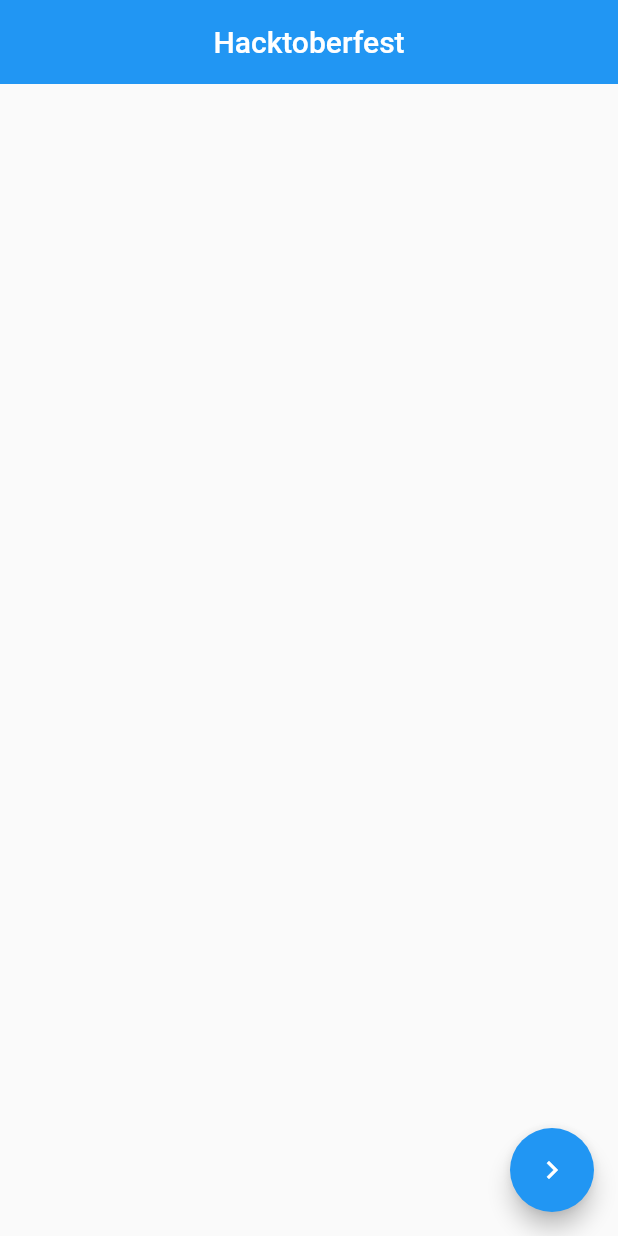
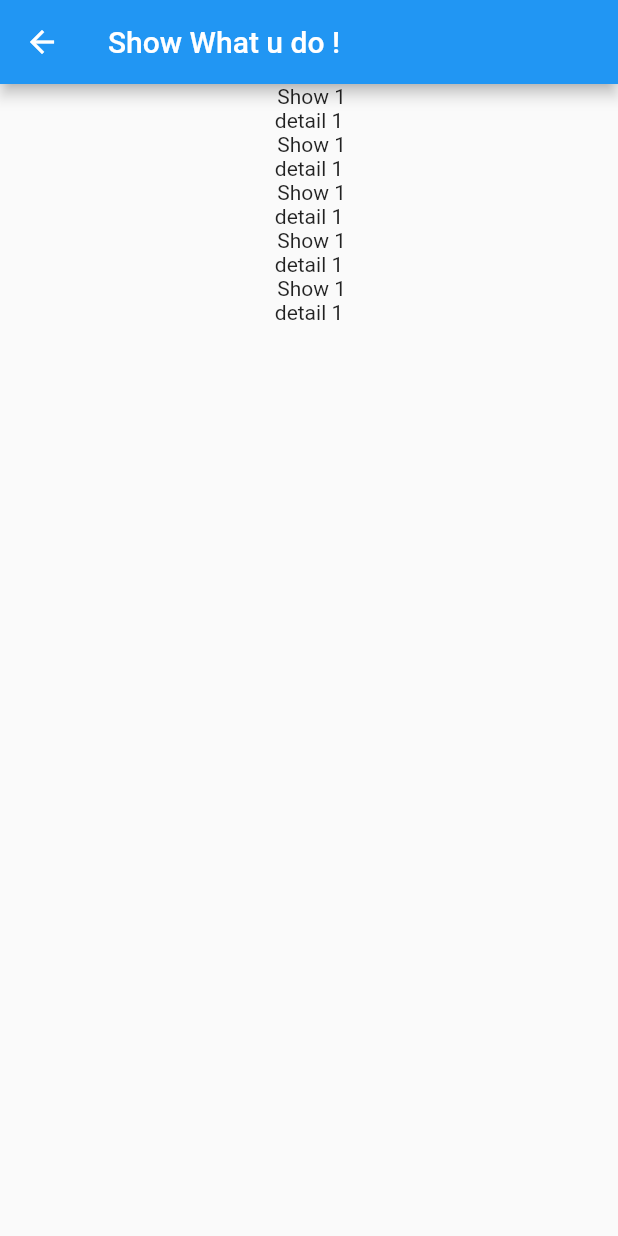
Before and after one commit to KalimaPz/flutter-ui-hacktoberfest, a Flutter app: the screen it shows after launch, after a tap on the "navigate next" icon, on a phone screen of 412 x 824 dp. Run offline on Flutter 3.47's test engine with Material 2 defaults, Android fonts, the phone set to English and light mode, and no system bars.

Commit message:
add demo_page for show what you do ?

```diff
--- /dev/null
+++ b/lib/pages/demo_page.dart
@@ -0,0 +1,32 @@
+import 'package:flutter/material.dart';
+
+class DemoPage extends StatefulWidget {
+  const DemoPage({Key? key}) : super(key: key);
+
+  @override
+  _DemoPageState createState() => _DemoPageState();
+}
+
+class _DemoPageState extends State<DemoPage> {
+  @override
+  Widget build(BuildContext context) {
+    return Scaffold(
+        appBar: AppBar(title: const Text('Show What u do !')),
+        body: Column(
+          children: [
+            Expanded(
+              child: ListView.builder(
+                itemCount: 5,
+                itemBuilder: (BuildContext context, int index) {
+                  return Container(
+                    child: Column(
+                      children: [Text(' Show 1'), Text('detail 1')],
+                    ),
+                  );
+                },
+              ),
+            ),
+          ],
+        ));
+  }
+}
--- a/lib/pages/home_page.dart
+++ b/lib/pages/home_page.dart
@@ -1,4 +1,5 @@
 import 'package:flutter/material.dart';
+import 'package:flutter_hacktober/pages/demo_page.dart';
 
 class HomePage extends StatefulWidget {
   HomePage({Key? key}) : super(key: key);
@@ -18,7 +19,7 @@
       ),
       floatingActionButton: FloatingActionButton(
         onPressed: (){
-
+          Navigator.push(context, MaterialPageRoute(builder: (context) => DemoPage()));
         },
         child: Icon(Icons.navigate_next),
       ),
```
